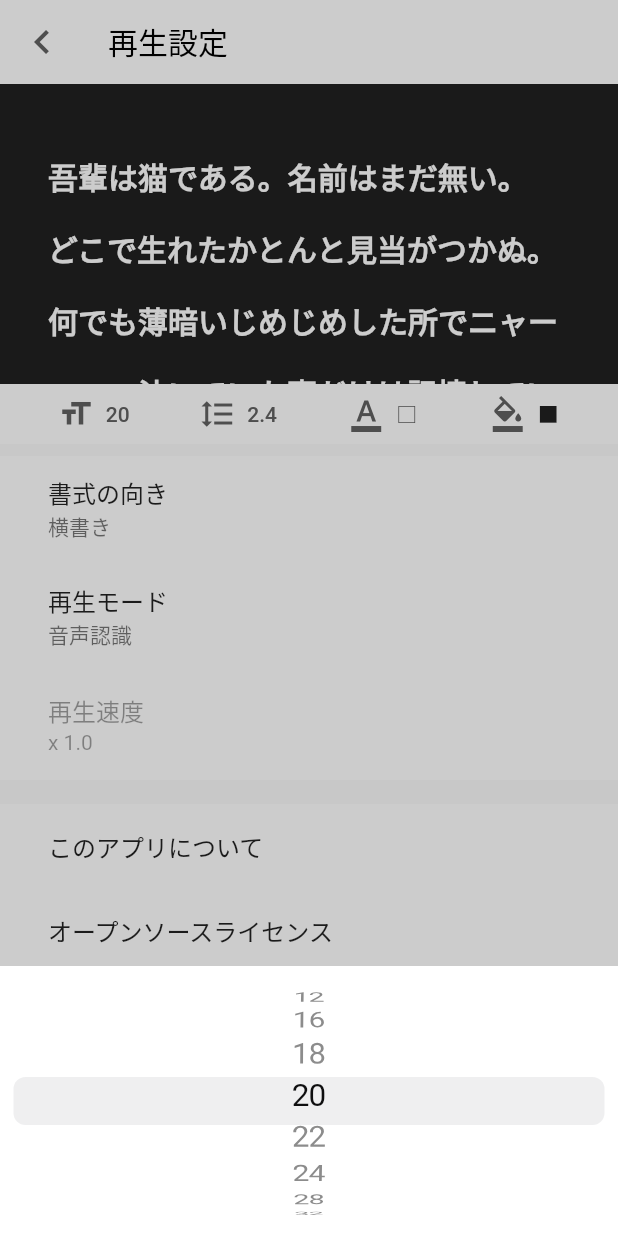
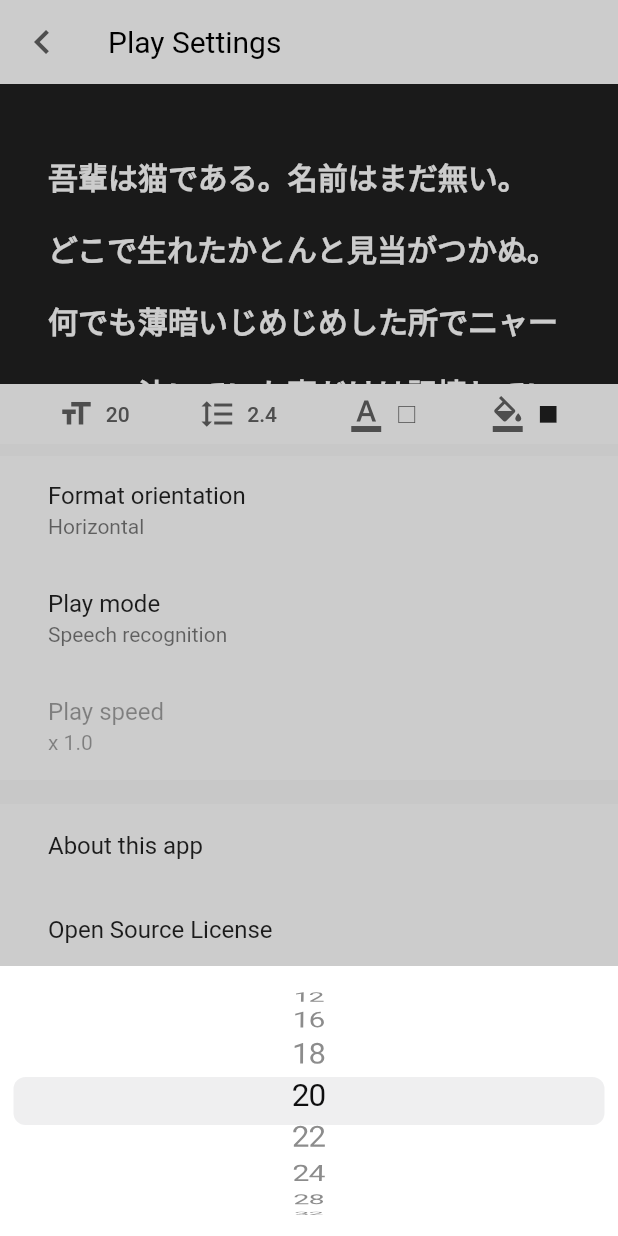
Before and after one commit to sakusaku3939/Presc, a Flutter app: the SettingScreen screen opened directly, after a tap on "20", on a phone screen of 412 x 824 dp. Run offline on Flutter 3.47's test engine with Material 2 defaults, Android fonts, the phone set to English and light mode, and no system bars; our stand-ins replace dots_indicator, flutter_colorpicker, flutter_keyboard_visibility, flutter_staggered_animations, package_info, share and 3 more; missing offline and left inert: fading_edge_scrollview, flutter_scale_tap, receive_sharing_intent, sound_mode; accounts and stored records are empty; statements that could not run were skipped.

Commit message:
英語対応画面を追加

```diff
--- a/lib/l10n/intl_en.arb
+++ b/lib/l10n/intl_en.arb
@@ -2,10 +2,11 @@
   "@@locale": "en",
   "next": "Next",
   "skip": "Skip",
-  "close": "Close",
-  "cancel": "Cancel",
-  "remove": "Remove",
-  "change": "Change",
+  "close": "CLOSE",
+  "cancel": "CANCEL",
+  "remove": "REMOVE",
+  "change": "CHANGE",
+  "done": "DONE",
   "onboardingStart": "Start",
   "onboardingWelcomePresc": "Welcome to Presc",
   "onboardingWelcomePrescDescription": "Presc is a script display application that can be used for presentations, lectures, speeches, etc.",
@@ -51,9 +52,34 @@
   "placeholderTagName": "Enter a name here",
   "tagUpdated": "Updated tag",
   "doEmptyTrash": "Do you want to empty the trash?" ,
-  "deleteAll": "Delete all",
+  "deleteAll": "DELETE ALL",
   "trashEmptied": "Emptied the trash.",
   "setting": "Settings",
   "tagList": "Tags",
-  "edit": "Edit"
+  "edit": "Edit",
+  "formatOrientation": "Format orientation",
+  "horizontal": "Horizontal",
+  "vertical": "Vertical",
+  "playMode": "Play mode",
+  "manualScroll": "Manual scroll",
+  "autoScroll": "Auto scroll",
+  "speechRecognition": "Speech recognition",
+  "manualScrollDescription": "Does not scroll automatically.",
+  "autoScrollDescription": "Scroll at a constant speed.",
+  "speechRecognitionDescription": "Scrolls by the amount of speech recognized text.",
+  "playSpeed": "Play speed",
+  "aboutApp": "About this app",
+  "ossLicence": "Open Source License",
+  "playSetting": "Play Settings",
+  "privacyPolicy": "Privacy Policy",
+  "sendFeedback": "Send feedback",
+  "requirePermission": "Microphone permission is required for speech recognition.",
+  "networkError": "A network error has occurred.",
+  "micBusy": "The microphone is busy.",
+  "error": "Error: {error}",
+  "resetInitValue": "RESET",
+  "hint": "HINT",
+  "hintContent": "If you don't want to play a sound during playback.",
+  "notShowAgain": "Don't show again.",
+  "openSetting": "OPEN SETTINGS"
 }
--- a/lib/view/screens/about_app.dart
+++ b/lib/view/screens/about_app.dart
@@ -2,6 +2,7 @@ import 'dart:ui';
 
 import 'package:flutter/material.dart';
 import 'package:package_info/package_info.dart';
+import 'package:presc/generated/l10n.dart';
 import 'package:presc/view/utils/ripple_button.dart';
 import 'package:url_launcher/url_launcher.dart';
 
@@ -78,7 +79,7 @@ class AboutAppScreen extends StatelessWidget {
                   width: double.infinity,
                   height: 40,
                   child: TextButton(
-                    child: Text("プライバシーポリシー"),
+                    child: Text(S.current.privacyPolicy),
                     style: TextButton.styleFrom(
                       primary: Colors.grey[800],
                     ),
@@ -87,13 +88,13 @@ class AboutAppScreen extends StatelessWidget {
                     ),
                   ),
                 ),
-                SizedBox(height: 4),
+                SizedBox(height: 8),
                 Container(
                   margin: const EdgeInsets.symmetric(horizontal: 24),
                   width: double.infinity,
                   height: 40,
                   child: ElevatedButton(
-                    child: Text("フィードバックを送る"),
+                    child: Text(S.current.sendFeedback),
                     style: ElevatedButton.styleFrom(
                       primary: Theme.of(context).accentColor,
                       onPrimary: Colors.white,
--- a/lib/view/screens/setting.dart
+++ b/lib/view/screens/setting.dart
@@ -6,6 +6,7 @@ import 'package:presc/config/playback_style_config.dart';
 import 'package:presc/config/playback_text_style.dart';
 import 'package:presc/config/sample_text_config.dart';
 import 'package:presc/config/scroll_speed_config.dart';
+import 'package:presc/generated/l10n.dart';
 import 'package:presc/view/screens/about_app.dart';
 import 'package:presc/view/utils/dialog/color_dialog_manager.dart';
 import 'package:presc/view/utils/horizontal_text.dart';
@@ -24,6 +25,18 @@ class SettingScreen extends StatelessWidget {
         child: SingleChildScrollView(
           child: Consumer<PlaybackProvider>(
             builder: (context, model, child) {
+              String scrollModeText;
+              switch (model.scrollMode) {
+                case ScrollMode.manual:
+                  scrollModeText = S.current.manualScroll;
+                  break;
+                case ScrollMode.auto:
+                  scrollModeText = S.current.autoScroll;
+                  break;
+                case ScrollMode.recognition:
+                  scrollModeText = S.current.speechRecognition;
+                  break;
+              }
               return Column(
                 children: [
                   model.scrollVertical
@@ -34,8 +47,12 @@ class SettingScreen extends StatelessWidget {
                   Ink(
                     color: Colors.white,
                     child: ListTile(
-                      title: Text("書式の向き"),
-                      subtitle: Text(model.scrollVertical ? "横書き" : "縦書き"),
+                      title: Text(S.current.formatOrientation),
+                      subtitle: Text(
+                        model.scrollVertical
+                            ? S.current.horizontal
+                            : S.current.vertical,
+                      ),
                       contentPadding: const EdgeInsets.only(left: 32),
                       onTap: () => {
                         RadioDialogManager.show(
@@ -43,11 +60,11 @@ class SettingScreen extends StatelessWidget {
                           groupValue: model.scrollVertical,
                           itemList: [
                             RadioDialogItem(
-                              title: "横書き",
+                              title: S.current.horizontal,
                               value: true,
                             ),
                             RadioDialogItem(
-                              title: "縦書き",
+                              title: S.current.vertical,
                               value: false,
                             ),
                           ],
@@ -59,32 +76,26 @@ class SettingScreen extends StatelessWidget {
                   Ink(
                     color: Colors.white,
                     child: ListTile(
-                      title: Text("再生モード"),
-                      subtitle: Text(
-                        model.scrollMode == ScrollMode.manual
-                            ? "手動スクロール"
-                            : model.scrollMode == ScrollMode.auto
-                                ? "自動スクロール"
-                                : "音声認識",
-                      ),
+                      title: Text(S.current.playMode),
+                      subtitle: Text(scrollModeText),
                       contentPadding: const EdgeInsets.only(left: 32),
                       onTap: () => RadioDialogManager.show(
                         context,
                         groupValue: model.scrollMode,
                         itemList: [
                           RadioDialogItem(
-                            title: "手動スクロール",
-                            subtitle: "スクロールを行いません",
+                            title: S.current.manualScroll,
+                            subtitle: S.current.manualScrollDescription,
                             value: ScrollMode.manual,
                           ),
                           RadioDialogItem(
-                            title: "自動スクロール",
-                            subtitle: "一定の速度でスクロールします",
+                            title: S.current.autoScroll,
+                            subtitle: S.current.autoScrollDescription,
                             value: ScrollMode.auto,
                           ),
                           RadioDialogItem(
-                            title: "音声認識",
-                            subtitle: "認識した文字分だけスクロールします",
+                            title: S.current.speechRecognition,
+                            subtitle: S.current.speechRecognitionDescription,
                             value: ScrollMode.recognition,
                           ),
                         ],
@@ -95,7 +106,7 @@ class SettingScreen extends StatelessWidget {
                   Ink(
                     color: Colors.white,
                     child: ListTile(
-                      title: Text("再生速度"),
+                      title: Text(S.current.playSpeed),
                       subtitle: Text("x ${model.scrollSpeedMagnification}"),
                       contentPadding: const EdgeInsets.only(left: 32),
                       enabled: model.scrollMode == ScrollMode.auto,
@@ -118,7 +129,7 @@ class SettingScreen extends StatelessWidget {
                   Ink(
                     color: Colors.white,
                     child: ListTile(
-                      title: Text("このアプリについて"),
+                      title: Text(S.current.aboutApp),
                       contentPadding: const EdgeInsets.only(left: 32),
                       onTap: () => Navigator.push(
                         context,
@@ -131,7 +142,7 @@ class SettingScreen extends StatelessWidget {
                   Ink(
                     color: Colors.white,
                     child: ListTile(
-                      title: Text("オープンソースライセンス"),
+                      title: Text(S.current.ossLicence),
                       contentPadding: const EdgeInsets.only(left: 32),
                       onTap: () => Navigator.push(
                         context,
@@ -160,7 +171,7 @@ class SettingScreen extends StatelessWidget {
         onPressed: () => Navigator.pop(context),
       ),
       title: Text(
-        "再生設定",
+        S.current.playSetting,
         style: const TextStyle(fontSize: 20),
       ),
     );
@@ -245,8 +256,9 @@ class SettingScreen extends StatelessWidget {
                     child: CupertinoPicker(
                       itemExtent: 32,
                       scrollController: FixedExtentScrollController(
-                        initialItem: PlaybackStyleConfig.fontSizeList
-                            .indexOf(model.fontSize),
+                        initialItem: PlaybackStyleConfig.fontSizeList.indexOf(
+                          model.fontSize,
+                        ),
                       ),
                       children: [
                         for (var fontSize in PlaybackStyleConfig.fontSizeList)
@@ -277,8 +289,9 @@ class SettingScreen extends StatelessWidget {
                     child: CupertinoPicker(
                       itemExtent: 32,
                       scrollController: FixedExtentScrollController(
-                        initialItem: PlaybackStyleConfig.fontHeightList
-                            .indexOf(model.fontHeight),
+                        initialItem: PlaybackStyleConfig.fontHeightList.indexOf(
+                          model.fontHeight,
+                        ),
                       ),
                       children: [
                         for (var fontHeight
--- a/lib/view/utils/dialog/color_dialog_manager.dart
+++ b/lib/view/utils/dialog/color_dialog_manager.dart
@@ -1,5 +1,6 @@
 import 'package:flutter/material.dart';
 import 'package:flutter_colorpicker/flutter_colorpicker.dart';
+import 'package:presc/generated/l10n.dart';
 
 class ColorDialogManager {
   static void show(
@@ -25,13 +26,13 @@ class ColorDialogManager {
               contentPadding: const EdgeInsets.fromLTRB(24, 20, 24, 0),
               actions: [
                 TextButton(
-                  child: const Text("初期値に戻す"),
+                  child: Text(S.current.resetInitValue),
                   onPressed: () => setState(() {
                     pickerColor = initialColor;
                   }),
                 ),
                 TextButton(
-                  child: const Text("完了"),
+                  child: Text(S.current.done),
                   onPressed: () {
                     onSubmitted(pickerColor);
                     Navigator.of(context).pop();
--- a/lib/view/utils/dialog/silent_dialog_manager.dart
+++ b/lib/view/utils/dialog/silent_dialog_manager.dart
@@ -1,4 +1,5 @@
 import 'package:flutter/material.dart';
+import 'package:presc/generated/l10n.dart';
 import 'package:presc/viewModel/playback_provider.dart';
 import 'package:shared_preferences/shared_preferences.dart';
 import 'package:sound_mode/permission_handler.dart';
@@ -22,12 +23,12 @@ class SilentDialogManager {
                 mainAxisSize: MainAxisSize.min,
                 children: [
                   Text(
-                    "ヒント:",
+                    S.current.hint + ":",
                     style: const TextStyle(fontSize: 16),
                   ),
                   SizedBox(height: 4),
                   Text(
-                    "再生中に音を鳴らしたくない場合",
+                    S.current.hintContent,
                     style: const TextStyle(fontSize: 14),
                   ),
                   SizedBox(height: 12),
@@ -39,7 +40,7 @@ class SilentDialogManager {
                   CheckboxListTile(
                     dense: true,
                     title: Text(
-                      "今後は表示しない",
+                      S.current.notShowAgain,
                       style: const TextStyle(fontSize: 14),
                     ),
                     contentPadding: const EdgeInsets.all(0),
@@ -53,7 +54,7 @@ class SilentDialogManager {
               contentPadding: const EdgeInsets.fromLTRB(24, 20, 24, 2),
               actions: [
                 DialogTextButton(
-                  "設定を開く",
+                  S.current.openSetting,
                   onPressed: () {
                     isClose = true;
                     context.read<PlaybackProvider>().playFabState = false;
--- a/lib/viewModel/speech_to_text_provider.dart
+++ b/lib/viewModel/speech_to_text_provider.dart
@@ -3,6 +3,7 @@ import 'dart:math';
 
 import 'package:flutter/material.dart';
 import 'package:presc/config/init_config.dart';
+import 'package:presc/generated/l10n.dart';
 import 'package:presc/model/speech_to_text_manager.dart';
 import 'package:presc/view/utils/dialog/silent_dialog_manager.dart';
 import 'package:presc/viewModel/playback_timer_provider.dart';
@@ -44,16 +45,16 @@ class SpeechToTextProvider with ChangeNotifier {
         _manager.stop();
         switch (error) {
           case "not_available":
-            showSnackBar("音声認識を行うにはマイクの許可が必要です");
+            showSnackBar(S.current.requirePermission);
             break;
           case "error_network":
-            showSnackBar("ネットワークエラーが発生しました");
+            showSnackBar(S.current.networkError);
             break;
           case "error_busy":
-            showSnackBar("マイクがビジー状態です");
+            showSnackBar(S.current.micBusy);
             break;
           default:
-            showSnackBar("エラー: $error");
+            showSnackBar(S.current.error(error));
             break;
         }
       },
```
Also changed, not shown: lib/l10n/intl_ja.arb (+27 -1 lines), lib/view/utils/drawer_menu.dart (+15 -5 lines), lib/generated/intl/messages_en.dart, lib/generated/intl/messages_ja.dart, lib/generated/l10n.dart.
